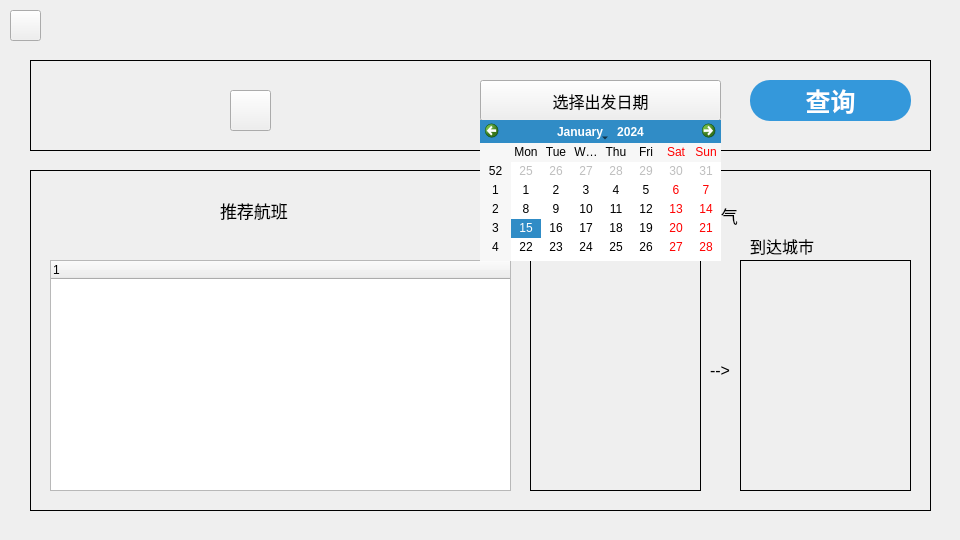
This is ui/searchpage.ui in delete3GM/Flight-Booking-System as Qt 5 draws it before an edit. The edited form follows.
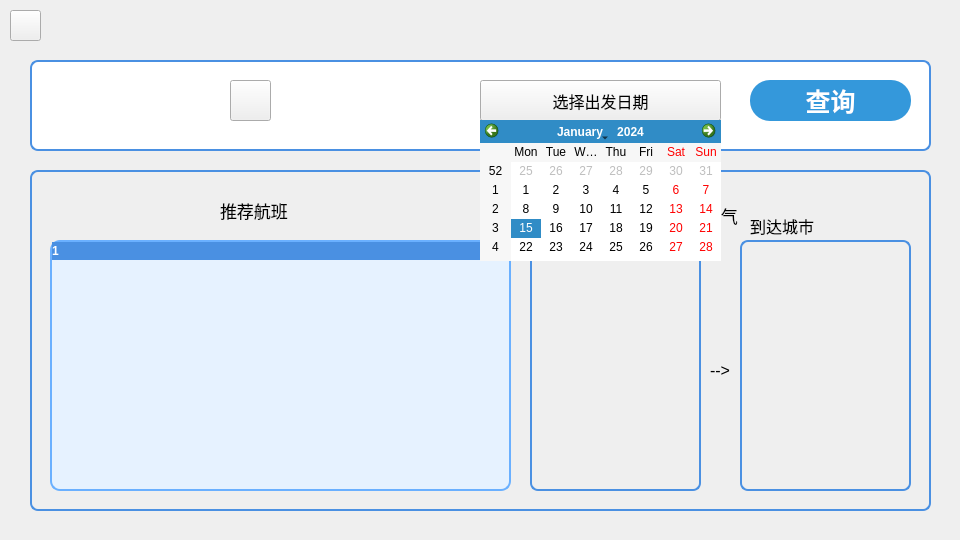
This is the edited form.

```diff
--- a/ui/searchpage.ui
+++ b/ui/searchpage.ui
@@ -55,7 +55,7 @@
    <property name="geometry">
     <rect>
      <x>230</x>
-     <y>90</y>
+     <y>80</y>
      <width>41</width>
      <height>41</height>
     </rect>
@@ -149,9 +149,9 @@
    <property name="geometry">
     <rect>
      <x>530</x>
-     <y>260</y>
+     <y>240</y>
      <width>171</width>
-     <height>231</height>
+     <height>251</height>
     </rect>
    </property>
    <property name="font">
@@ -160,7 +160,8 @@
     </font>
    </property>
    <property name="styleSheet">
-    <string notr="true">QLabel { border: 1px solid black; }</string>
+    <string notr="true">QLabel { border: 2px solid #4A90E2;  /* 蓝色粗边框 */  
+        border-radius: 8px;  /* 圆角 */ }</string>
    </property>
    <property name="text">
     <string/>
@@ -191,9 +192,9 @@
    <property name="geometry">
     <rect>
      <x>740</x>
-     <y>260</y>
+     <y>240</y>
      <width>171</width>
-     <height>231</height>
+     <height>251</height>
     </rect>
    </property>
    <property name="font">
@@ -202,7 +203,8 @@
     </font>
    </property>
    <property name="styleSheet">
-    <string notr="true">QLabel { border: 1px solid black; }</string>
+    <string notr="true">QLabel { border: 2px solid #4A90E2;  /* 蓝色粗边框 */  
+        border-radius: 8px;  /* 圆角 */  }</string>
    </property>
    <property name="text">
     <string/>
@@ -215,7 +217,7 @@
    <property name="geometry">
     <rect>
      <x>540</x>
-     <y>230</y>
+     <y>210</y>
      <width>161</width>
      <height>31</height>
     </rect>
@@ -233,7 +235,7 @@
    <property name="geometry">
     <rect>
      <x>750</x>
-     <y>230</y>
+     <y>210</y>
      <width>161</width>
      <height>31</height>
     </rect>
@@ -251,11 +253,45 @@
    <property name="geometry">
     <rect>
      <x>50</x>
-     <y>260</y>
+     <y>240</y>
      <width>461</width>
-     <height>231</height>
+     <height>251</height>
     </rect>
    </property>
+   <property name="styleSheet">
+    <string notr="true">QTreeWidget {  
+        background-color: #e6f2ff;  
+        border: 2px solid #6ab0ff;  
+        border-radius: 10px;   
+    }  
+    
+    QTreeWidget::item {  
+
+        border-bottom: 1px solid #b3d7ff;  
+        color: #2c3e50;  
+    }  
+    
+    QTreeWidget::item:alternate {  
+        background-color: #f0f6ff;  
+    }  
+    
+    QTreeWidget::item:hover {  
+        background-color: #d6e9ff;  
+    }  
+    
+    QTreeWidget::item:selected {  
+        background-color: #3498db;  
+        color: white;  
+        border-radius: 5px;  
+    }  
+    
+    QTreeWidget QHeaderView::section {  
+        background-color: #4a90e2;  
+        color: white;  
+        border: none;  
+        font-weight: bold;  
+    }  </string>
+   </property>
    <column>
     <property name="text">
      <string notr="true">1</string>
@@ -272,7 +308,9 @@
     </rect>
    </property>
    <property name="styleSheet">
-    <string notr="true">QLabel { border: 1px solid black; }</string>
+    <string notr="true">QLabel { 
+border: 2px solid #4A90E2;  /* 蓝色粗边框 */  
+        border-radius: 8px;  /* 圆角 */ }</string>
    </property>
    <property name="text">
     <string/>
@@ -306,7 +344,11 @@
     </rect>
    </property>
    <property name="styleSheet">
-    <string notr="true">QLabel { border: 1px solid black; }</string>
+    <string notr="true">QLabel { 
+background-color: #ffffff;
+border: 2px solid #4A90E2;  /* 蓝色粗边框 */  
+        border-radius: 8px;  /* 圆角 */ 
+}</string>
    </property>
    <property name="text">
     <string/>
```
Left out of the diff: 2 changed lines with no effect on the pictures.
